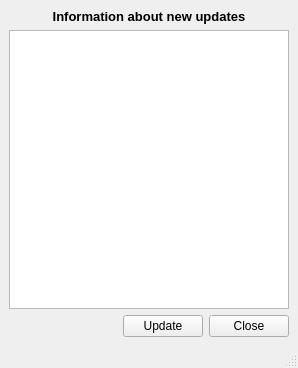
The window that core/ui/admin/admin_projectinfo.ui (Giswater/giswater_qgis_plugin) describes before a commit, drawn with Qt 5.
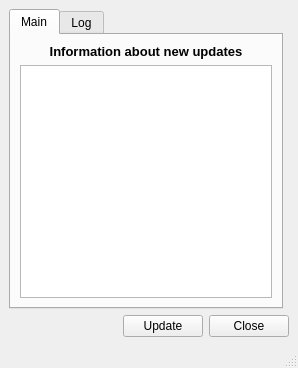
The same window after the commit.

Commit message: Enhancement: manage execute_last_process result and populate new tab_log

```diff
--- a/core/ui/admin/admin_projectinfo.ui
+++ b/core/ui/admin/admin_projectinfo.ui
@@ -18,38 +18,7 @@
   </property>
   <widget class="QWidget" name="centralwidget">
    <layout class="QGridLayout" name="gridLayout_2">
-    <item row="0" column="0" colspan="3">
-     <layout class="QVBoxLayout" name="verticalLayout">
-      <item>
-       <widget class="QLabel" name="lbl_info">
-        <property name="font">
-         <font>
-          <pointsize>10</pointsize>
-          <weight>75</weight>
-          <bold>true</bold>
-         </font>
-        </property>
-        <property name="text">
-         <string>Information about new updates</string>
-        </property>
-        <property name="alignment">
-         <set>Qt::AlignCenter</set>
-        </property>
-       </widget>
-      </item>
-      <item>
-       <widget class="QTextEdit" name="info_updates">
-        <property name="enabled">
-         <bool>true</bool>
-        </property>
-        <property name="readOnly">
-         <bool>true</bool>
-        </property>
-       </widget>
-      </item>
-     </layout>
-    </item>
-    <item row="1" column="0" colspan="3">
+    <item row="1" column="0" colspan="2">
      <layout class="QHBoxLayout" name="horizontalLayout">
       <item>
        <spacer name="horizontalSpacer">
@@ -80,6 +49,61 @@
       </item>
      </layout>
     </item>
+    <item row="0" column="0">
+     <widget class="QTabWidget" name="mainTab">
+      <property name="currentIndex">
+       <number>0</number>
+      </property>
+      <widget class="QWidget" name="tab_main">
+       <attribute name="title">
+        <string>Main</string>
+       </attribute>
+       <layout class="QGridLayout" name="gridLayout">
+        <item row="0" column="0">
+         <layout class="QVBoxLayout" name="verticalLayout">
+          <item>
+           <widget class="QLabel" name="lbl_info">
+            <property name="font">
+             <font>
+              <pointsize>10</pointsize>
+              <weight>75</weight>
+              <bold>true</bold>
+             </font>
+            </property>
+            <property name="text">
+             <string>Information about new updates</string>
+            </property>
+            <property name="alignment">
+             <set>Qt::AlignCenter</set>
+            </property>
+           </widget>
+          </item>
+          <item>
+           <widget class="QTextEdit" name="info_updates">
+            <property name="enabled">
+             <bool>true</bool>
+            </property>
+            <property name="readOnly">
+             <bool>true</bool>
+            </property>
+           </widget>
+          </item>
+         </layout>
+        </item>
+       </layout>
+      </widget>
+      <widget class="QWidget" name="tab_loginfo">
+       <attribute name="title">
+        <string>Log</string>
+       </attribute>
+       <layout class="QGridLayout" name="gridLayout_3">
+        <item row="0" column="0">
+         <widget class="QTextEdit" name="txt_infolog"/>
+        </item>
+       </layout>
+      </widget>
+     </widget>
+    </item>
    </layout>
   </widget>
   <widget class="QStatusBar" name="statusbar"/>
```
The commit also changes 1 other file.
